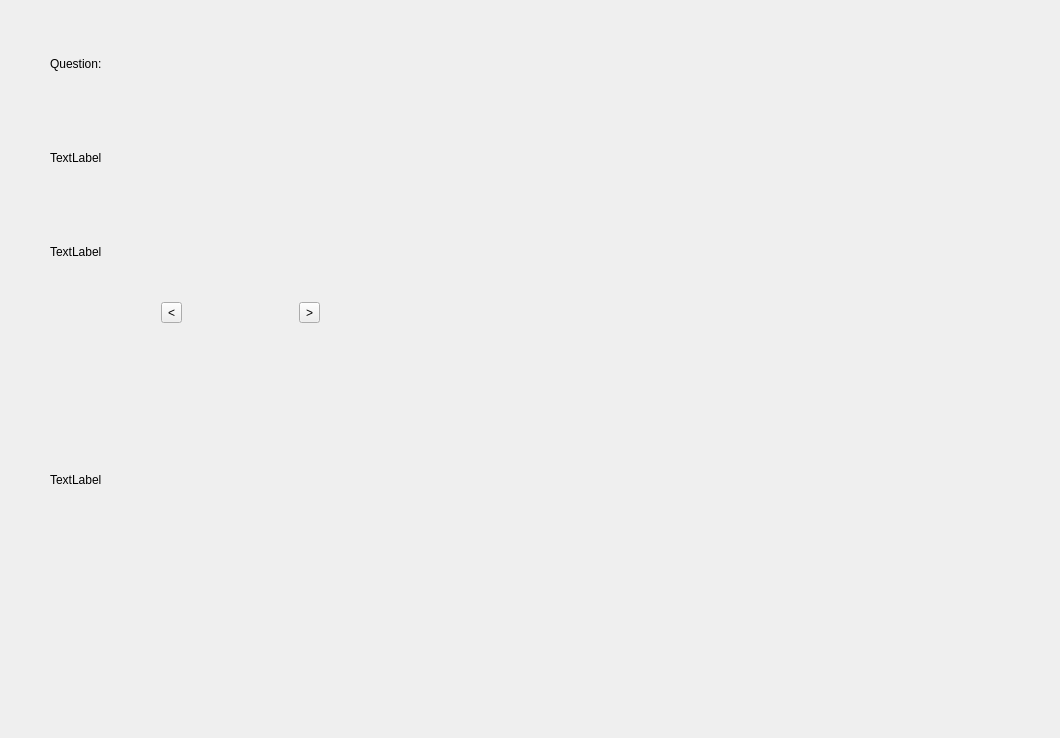
Old version of the form question_answer_viewer.ui in the repository MahanTaps/PyMarkingTool-.
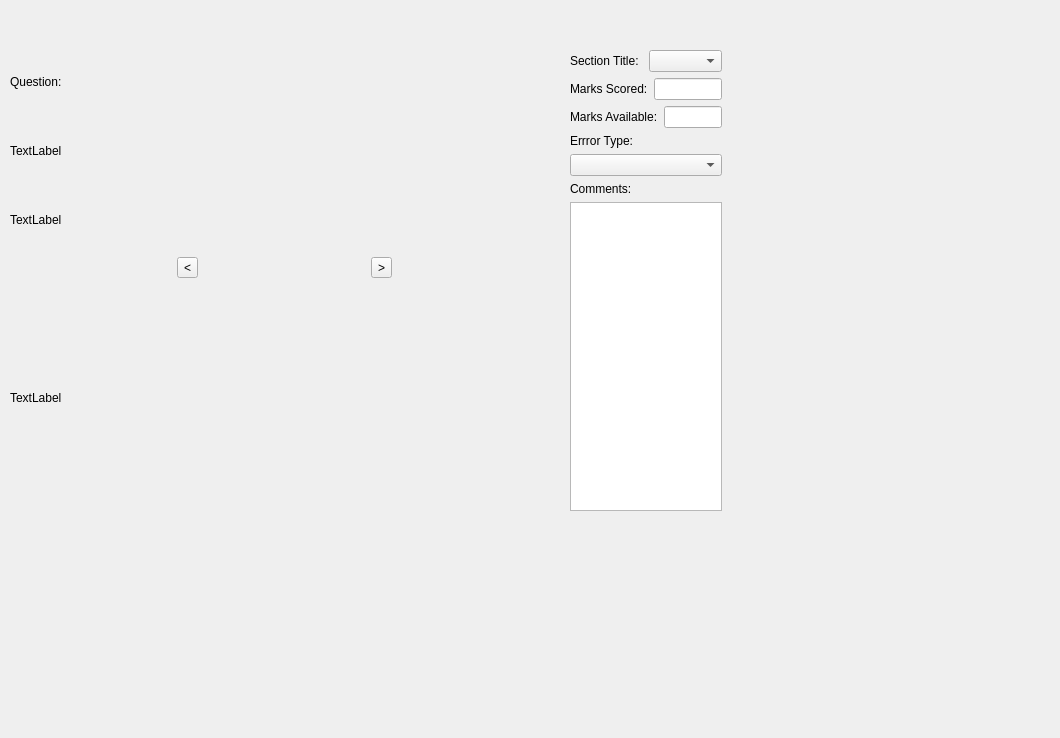
New version of the form.

Commit message: feat: add review elements and layouts

Diff of the .ui file:
```diff
--- a/question_answer_viewer.ui
+++ b/question_answer_viewer.ui
@@ -16,13 +16,21 @@
   <widget class="QWidget" name="verticalLayoutWidget">
    <property name="geometry">
     <rect>
-     <x>50</x>
-     <y>20</y>
-     <width>381</width>
-     <height>611</height>
+     <x>10</x>
+     <y>50</y>
+     <width>551</width>
+     <height>461</height>
     </rect>
    </property>
-   <layout class="QVBoxLayout" name="mainLayout">
+   <layout class="QHBoxLayout" name="mainLayout">
+    <property name="sizeConstraint">
+     <enum>QLayout::SetDefaultConstraint</enum>
+    </property>
+    <item>
+     <layout class="QVBoxLayout" name="layout_imageViewer">
+      <property name="rightMargin">
+       <number>0</number>
+      </property>
     <property name="bottomMargin">
      <number>0</number>
     </property>
@@ -81,6 +89,97 @@
        <string>TextLabel</string>
       </property>
      </widget>
+      </item>
+     </layout>
+    </item>
+   </layout>
+  </widget>
+  <widget class="QWidget" name="">
+   <property name="geometry">
+    <rect>
+     <x>570</x>
+     <y>50</y>
+     <width>152</width>
+     <height>461</height>
+    </rect>
+   </property>
+   <layout class="QVBoxLayout" name="layout_review">
+    <property name="sizeConstraint">
+     <enum>QLayout::SetDefaultConstraint</enum>
+    </property>
+    <item>
+     <layout class="QHBoxLayout" name="layout_sectionTitle">
+      <item>
+       <widget class="QLabel" name="sectionTitleLabel">
+        <property name="text">
+         <string>Section Title:</string>
+        </property>
+       </widget>
+      </item>
+      <item>
+       <widget class="QComboBox" name="sectionComboBox"/>
+      </item>
+     </layout>
+    </item>
+    <item>
+     <layout class="QVBoxLayout" name="layout_marks">
+      <item>
+       <layout class="QHBoxLayout" name="layout_MarksScored">
+        <item>
+         <widget class="QLabel" name="marksScoredLabel">
+          <property name="text">
+           <string>Marks Scored:</string>
+          </property>
+         </widget>
+        </item>
+        <item>
+         <widget class="QLineEdit" name="marksScoredEdit"/>
+        </item>
+       </layout>
+      </item>
+      <item>
+       <layout class="QHBoxLayout" name="layout_MarksAvailable">
+        <item>
+         <widget class="QLabel" name="marksAvailableLabel">
+          <property name="text">
+           <string>Marks Available:</string>
+          </property>
+         </widget>
+        </item>
+        <item>
+         <widget class="QLineEdit" name="marksAvailableEdit"/>
+        </item>
+       </layout>
+      </item>
+     </layout>
+    </item>
+    <item>
+     <layout class="QVBoxLayout" name="layout_errorType">
+      <item>
+       <widget class="QLabel" name="errorLabel">
+        <property name="text">
+         <string>Errror Type: </string>
+        </property>
+       </widget>
+      </item>
+      <item>
+       <widget class="QComboBox" name="errorComboBox"/>
+      </item>
+     </layout>
+    </item>
+    <item>
+     <layout class="QVBoxLayout" name="layout_comments">
+      <item>
+       <widget class="QLabel" name="commentsLabel">
+        <property name="text">
+         <string>Comments:</string>
+        </property>
+       </widget>
+      </item>
+      <item>
+       <widget class="QTextEdit" name="commentsEdit"/>
+      </item>
+     </layout>
     </item>
    </layout>
   </widget>
```
Left out of the diff: 2 changed lines with no effect on the pictures. Lines whose indentation alone changed are shown as unchanged. The commit also changes 3 other files.
